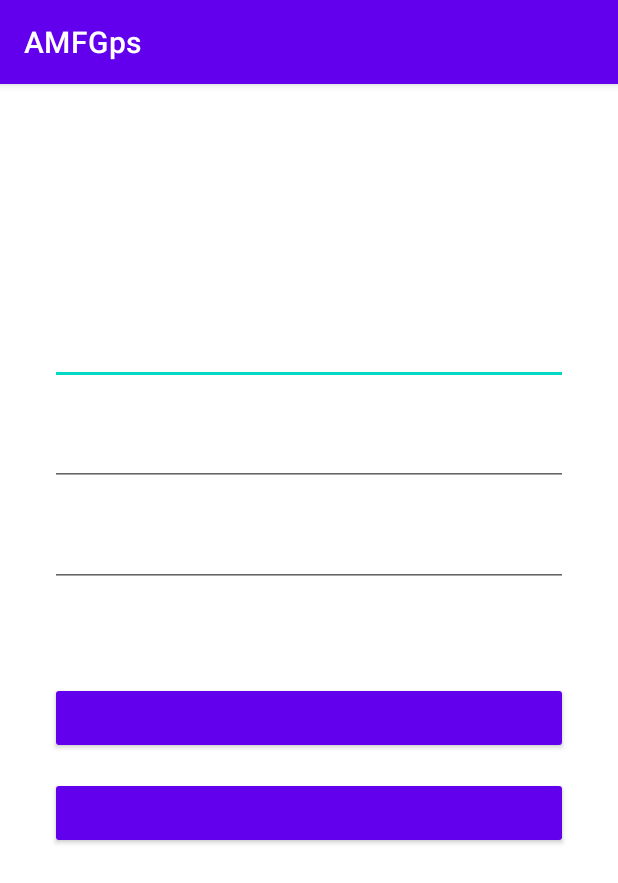
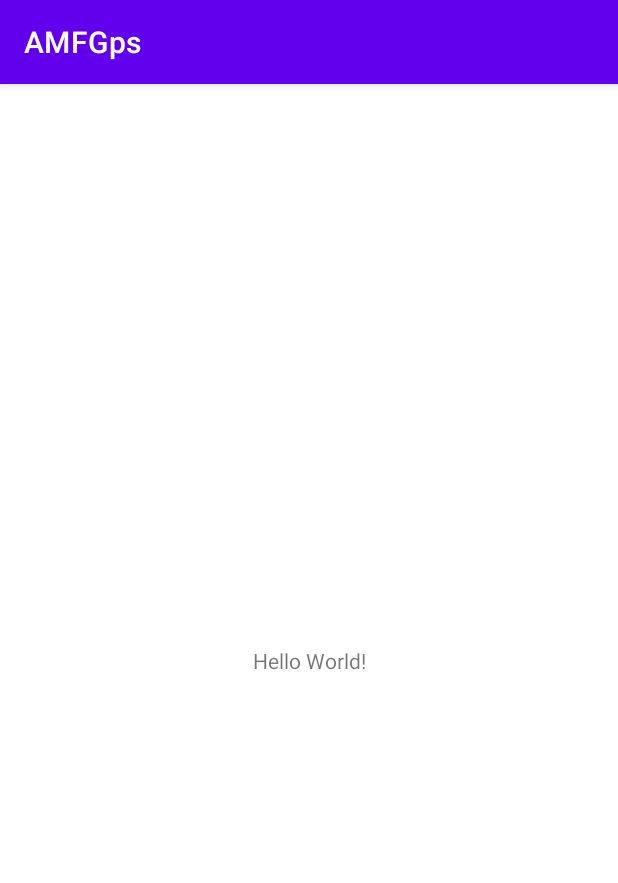
Before and after one commit to Yazminne020/AMNFGps, an Android app: the screen it shows after launch (MainActivity), on a phone screen of 412 x 824 dp. Shown: the top 883 px of the screen. Run offline under Robolectric (Android 15) with nearby library versions, the phone set to English and light mode, and no system bars.

Commit message:
Actualizar activity_main.xml

```diff
--- a/app/src/main/res/layout/activity_main.xml
+++ b/app/src/main/res/layout/activity_main.xml
@@ -1,115 +1,18 @@
 <?xml version="1.0" encoding="utf-8"?>
-<RelativeLayout xmlns:android="http://schemas.android.com/apk/res/android"
+<androidx.constraintlayout.widget.ConstraintLayout xmlns:android="http://schemas.android.com/apk/res/android"
     xmlns:app="http://schemas.android.com/apk/res-auto"
     xmlns:tools="http://schemas.android.com/tools"
     android:layout_width="match_parent"
     android:layout_height="match_parent"
     tools:context=".MainActivity">
 
-    <ScrollView
-        android:layout_width="match_parent"
-        android:layout_height="match_parent"
-        android:layout_alignParentStart="true"
-        android:layout_alignParentTop="true"
-        android:clipToPadding="false"
-        tools:ignore="UselessParent"
-        android:layout_alignParentLeft="true">
+    <TextView
+        android:layout_width="wrap_content"
+        android:layout_height="wrap_content"
+        android:text="Hello World!"
+        app:layout_constraintBottom_toBottomOf="parent"
+        app:layout_constraintLeft_toLeftOf="parent"
+        app:layout_constraintRight_toRightOf="parent"
+        app:layout_constraintTop_toTopOf="parent" />
 
-        <LinearLayout
-            android:layout_width="match_parent"
-            android:layout_height="wrap_content"
-            android:orientation="vertical"
-            android:gravity="center"
-            android:paddingStart="30dp"
-            android:paddingEnd="30dp"
-            android:padding="10dp">
-
-            <LinearLayout
-                android:id="@+id/llUsuario"
-                android:layout_width="match_parent"
-                android:layout_height="match_parent"
-                android:orientation="vertical"
-                android:paddingLeft="3dip"
-                android:paddingRight="3dip"
-                android:weightSum="1">
-
-                <ImageView
-                    android:id="@+id/imageView"
-                    android:layout_width="298dp"
-                    android:layout_height="128dp"
-                    android:layout_gravity="center"
-                    android:layout_weight="0.13"
-                    tools:ignore="ContentDescription" />
-
-                <TextView
-                    android:id="@+id/textView"
-                    android:layout_width="match_parent"
-                    android:layout_height="2dp"
-                    android:layout_marginBottom="15dp"
-                    android:gravity="center"
-                    android:textAppearance="@style/TextAppearance.AppCompat.Display3"
-                    android:textSize="20sp" />
-
-                <EditText
-                    android:id="@+id/txtUsuario"
-                    android:layout_width="fill_parent"
-                    android:layout_height="wrap_content"
-                    android:ems="10"
-                    android:inputType="textPersonName" />
-
-                <EditText
-                    android:id="@+id/txtClave"
-                    android:layout_width="fill_parent"
-                    android:layout_height="wrap_content"
-                    android:layout_marginTop="22dp"
-                    android:ems="10"
-                    android:inputType="textPassword" />
-
-                <EditText
-                    android:id="@+id/txtEmpresa"
-                    android:layout_width="fill_parent"
-                    android:layout_height="wrap_content"
-                    android:layout_marginTop="22dp"
-                    android:ems="10"
-                    android:inputType="textPersonName" />
-
-                <ProgressBar
-                    android:id="@+id/progressBar1"
-                    android:layout_width="wrap_content"
-                    android:layout_height="wrap_content"
-                    android:layout_gravity="center_horizontal"
-                    android:visibility="invisible" />
-            </LinearLayout>
-
-            <LinearLayout
-                android:id="@+id/llBotones"
-                android:layout_width="match_parent"
-                android:layout_height="match_parent"
-                android:orientation="vertical"
-                android:paddingLeft="3dip"
-                android:paddingRight="3dip">
-
-                <Button
-                    android:id="@+id/btnIngresar"
-                    style="@style/Widget.AppCompat.Button.Colored"
-                    android:layout_width="fill_parent"
-                    android:layout_height="wrap_content"
-                    android:layout_marginTop="15dp" />
-
-                <Button
-                    android:id="@+id/btnSalirPedido"
-                    style="@style/Widget.AppCompat.Button.Colored"
-                    android:layout_width="fill_parent"
-                    android:layout_height="wrap_content"
-                    android:layout_marginTop="15dp" />
-
-                <TextView
-                    android:id="@+id/txtResultado"
-                    android:layout_width="match_parent"
-                    android:layout_height="wrap_content"
-                    android:text="" />
-
-            </LinearLayout>
-        </LinearLayout>
-    </ScrollView>
-</RelativeLayout>
+</androidx.constraintlayout.widget.ConstraintLayout>
```
